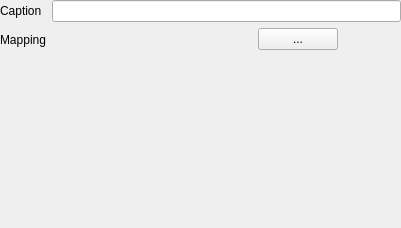
kingnak/GameGenerator, file GGEditor_src/ui/panes/ggmappingeditorpane.ui: the form before one commit.
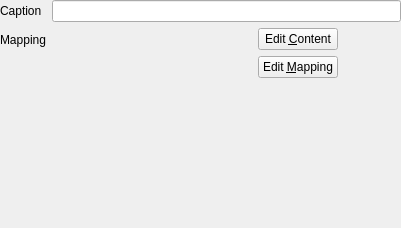
The form after the commit.

Commit message: Basic Mapping Editing

What changed in the file:
```diff
--- a/GGEditor_src/ui/panes/ggmappingeditorpane.ui
+++ b/GGEditor_src/ui/panes/ggmappingeditorpane.ui
@@ -66,7 +66,14 @@
        <item>
         <widget class="QPushButton" name="btnChange">
          <property name="text">
-          <string>...</string>
+          <string>Edit &amp;Content</string>
+         </property>
+        </widget>
+       </item>
+       <item>
+        <widget class="QPushButton" name="btnChangeMapping">
+         <property name="text">
+          <string>Edit &amp;Mapping</string>
          </property>
         </widget>
        </item>
```
Left out of the diff: 16 changed lines with no effect on the pictures. The commit also changes 11 other files.
